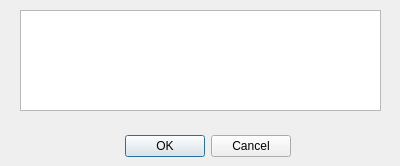
First picture: the form in info.ui, repository gigantina/watch_people, before the edit.
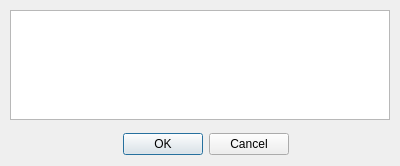
Second picture: the form after the edit.

```diff
--- a/info.ui
+++ b/info.ui
@@ -13,13 +13,23 @@
   <property name="windowTitle">
    <string>Dialog</string>
   </property>
+  <widget class="QTextEdit" name="textEdit">
+   <property name="geometry">
+    <rect>
+     <x>10</x>
+     <y>10</y>
+     <width>380</width>
+     <height>110</height>
+    </rect>
+   </property>
+  </widget>
   <widget class="QDialogButtonBox" name="buttonBox">
    <property name="geometry">
     <rect>
-     <x>-50</x>
+     <x>100</x>
      <y>130</y>
-     <width>341</width>
-     <height>32</height>
+     <width>189</width>
+     <height>29</height>
     </rect>
    </property>
    <property name="orientation">
@@ -29,16 +39,6 @@
     <set>QDialogButtonBox::Cancel|QDialogButtonBox::Ok</set>
    </property>
   </widget>
-  <widget class="QTextEdit" name="textEdit">
-   <property name="geometry">
-    <rect>
-     <x>20</x>
-     <y>10</y>
-     <width>361</width>
-     <height>101</height>
-    </rect>
-   </property>
-  </widget>
  </widget>
  <resources/>
  <connections>
```
